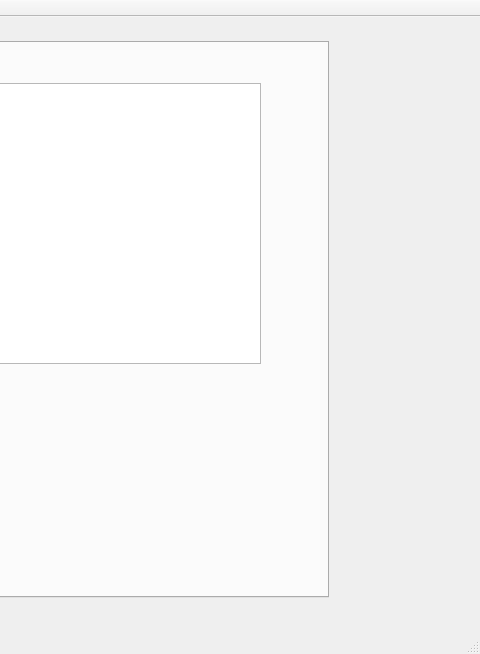
Old version of the form AppObjetQT/mainwindow.ui in the repository Mrgove10/AppliObjetVS; both pictures show x 542 to 1022 and y 0 to 654 of the 1022 by 654 pixel window.
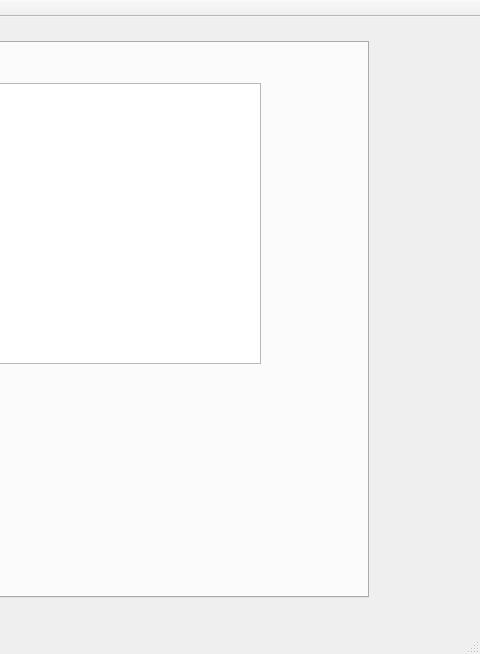
New version of the form. Icons and pictures are not drawn.

Commit message: remouved SQL part

```diff
--- a/AppObjetQT/mainwindow.ui
+++ b/AppObjetQT/mainwindow.ui
@@ -19,7 +19,7 @@
      <rect>
       <x>0</x>
       <y>0</y>
-      <width>871</width>
+      <width>911</width>
       <height>581</height>
      </rect>
     </property>
```
Left out of the diff: 2 changed lines with no effect on the pictures. The commit also changes 2 other files.
